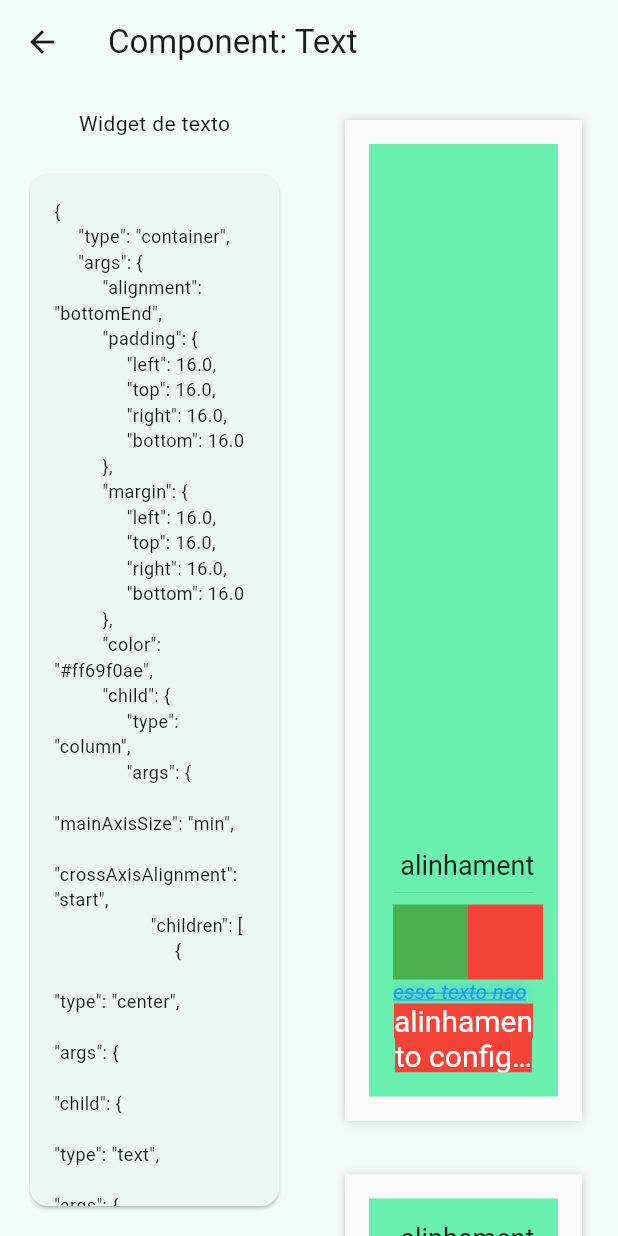
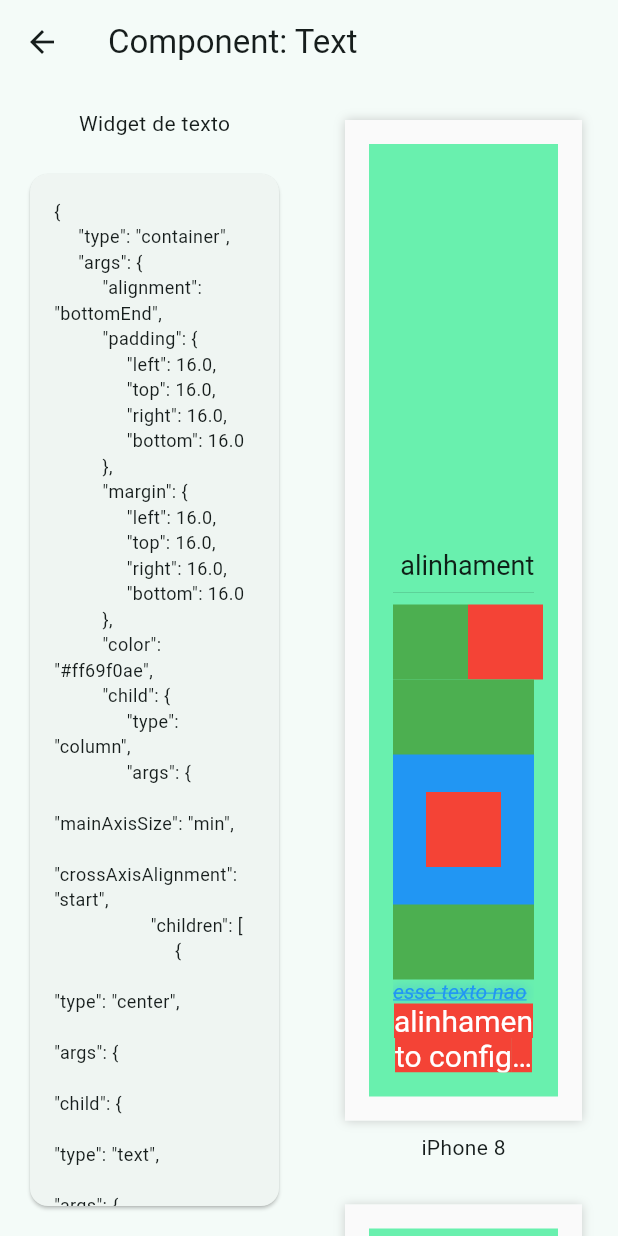
Before and after one commit to ailtonvivaz/flutter_jay, a Flutter app: the screen it shows after launch, after a tap on "Text", on a phone screen of 412 x 824 dp. Run offline on Flutter 3.47's test engine with Material 2 defaults, Android fonts, the phone set to English and light mode, and no system bars.

Commit message:
Add Stack widget converter

```diff
--- a/example/lib/text_component.dart
+++ b/example/lib/text_component.dart
@@ -12,9 +12,19 @@ class TextComponent extends JayComponent {
 
   @override
   List<PreviewLayout> get previewLayouts => [
-        PreviewLayout(size: PreviewSizes.iphone8),
-        PreviewLayout(size: PreviewSizes.iphone13Pro, fitHeight: true),
-        PreviewLayout(size: PreviewSizes.fit),
+        PreviewLayout(
+          size: PreviewSizes.iphone8,
+          description: 'iPhone 8',
+        ),
+        PreviewLayout(
+          size: PreviewSizes.iphone13Pro,
+          fitHeight: true,
+          description: 'iPhone 13 Pro (Fit)',
+        ),
+        PreviewLayout(
+          size: PreviewSizes.fit,
+          description: 'Fit',
+        ),
       ];
 
   const TextComponent({super.key});
@@ -50,6 +60,26 @@ class TextComponent extends JayComponent {
                 color: Colors.green,
               ),
               const Spacer(),
+              Container(
+                width: 50,
+                height: 50,
+                color: Colors.red,
+              ),
+            ],
+          ),
+          Stack(
+            alignment: Alignment.center,
+            children: [
+              Container(
+                width: 200,
+                height: 200,
+                color: Colors.green,
+              ),
+              Container(
+                width: 100,
+                height: 100,
+                color: Colors.blue,
+              ),
               Container(
                 width: 50,
                 height: 50,
--- a/lib/src/app/widgets/component_preview.dart
+++ b/lib/src/app/widgets/component_preview.dart
@@ -15,7 +15,6 @@ class ComponentPreview extends StatelessWidget {
   @override
   Widget build(BuildContext context) {
     final encodedWidget = converter.encodeWidget(component.createComponent());
-    try {
     final Widget previewWidget = converter.decodeWidget(encodedWidget)!;
 
     return ListView.separated(
@@ -42,9 +41,8 @@ class ComponentPreview extends StatelessWidget {
                   ],
                 ),
                 width: previewLayout.size.width,
-                  height: previewLayout.fitHeight
-                      ? null
-                      : previewLayout.size.height,
+                height:
+                    previewLayout.fitHeight ? null : previewLayout.size.height,
                 child: Theme(
                   data: ThemeData(
                     brightness: previewLayout.brightness,
@@ -60,9 +58,5 @@ class ComponentPreview extends StatelessWidget {
         );
       },
     );
-    } catch (e) {
-      print(e);
-      return Text('erro');
   }
 }
-}
--- a/lib/src/converter/jay_converter.dart
+++ b/lib/src/converter/jay_converter.dart
@@ -30,6 +30,7 @@ class JayConverter implements JayEncoder, JayDecoder {
     DividerWidgetConverter(),
     SpacerWidgetConverter(),
     RowWidgetConverter(),
+    StackWidgetConverter(),
   ];
 
   final List<JayValueConverter> _defaultValueConverters = [
@@ -56,6 +57,8 @@ class JayConverter implements JayEncoder, JayDecoder {
     MainAxisSizeValueConverter(),
     CrossAxisAlignmentValueConverter(),
     VerticalDirectionValueConverter(),
+    StackFitValueConverter(),
+    ClipValueConverter(),
   ];
 
   JayConverter() {
--- /dev/null
+++ b/lib/src/converter/values/stack_fit.dart
@@ -0,0 +1,32 @@
+import 'package:flutter/widgets.dart';
+
+import '../jay_converter.dart';
+import '../jay_value_converter.dart';
+
+class StackFitValueConverter extends JayValueConverter<StackFit, String> {
+  @override
+  StackFit decode(String data, {required JayDecoder jay}) {
+    switch (data) {
+      case 'loose':
+        return StackFit.loose;
+      case 'expand':
+        return StackFit.expand;
+      case 'passthrough':
+        return StackFit.passthrough;
+      default:
+        throw UnsupportedError('Unsupported StackFit type: $data');
+    }
+  }
+
+  @override
+  String encode(StackFit value, {required JayEncoder jay}) {
+    switch (value) {
+      case StackFit.loose:
+        return 'loose';
+      case StackFit.expand:
+        return 'expand';
+      case StackFit.passthrough:
+        return 'passthrough';
+    }
+  }
+}
--- a/lib/src/converter/values/values.dart
+++ b/lib/src/converter/values/values.dart
@@ -21,3 +21,4 @@ export 'main_axis_alignment.dart';
 export 'main_axis_size.dart';
 export 'cross_axis_alignment.dart';
 export 'vertical_direction.dart';
+export 'stack_fit.dart';
--- /dev/null
+++ b/lib/src/converter/widgets/stack.dart
@@ -0,0 +1,44 @@
+import 'package:flutter/widgets.dart';
+
+import '../jay_converter.dart';
+import '../jay_widget_converter.dart';
+
+class StackWidgetConverter extends JayWidgetConverter<Stack> {
+  @override
+  String get type => 'stack';
+
+  @override
+  Stack decode(Map<String, dynamic> data, {required JayDecoder jay}) {
+    final children = ((data['children']) as List<Map<String, dynamic>?>)
+        .map(jay.decodeWidget)
+        .toList()
+        .whereType<Widget>()
+        .toList();
+
+    return Stack(
+      alignment:
+          jay.decodeValue(data['alignment']) ?? AlignmentDirectional.topStart,
+      clipBehavior: jay.decodeValue(data['clipBehavior']) ?? Clip.hardEdge,
+      fit: jay.decodeValue(data['fit']) ?? StackFit.loose,
+      textDirection: jay.decodeValue(data['textDirection']),
+      children: children,
+    );
+  }
+
+  @override
+  Map<String, dynamic> encode(Stack widget, {required JayEncoder jay}) {
+    return {
+      'alignment': widget.alignment == AlignmentDirectional.topStart
+          ? null
+          : jay.encodeValue<AlignmentGeometry>(widget.alignment),
+      'clipBehavior': widget.clipBehavior == Clip.hardEdge
+          ? null
+          : jay.encodeValue<Clip>(widget.clipBehavior),
+      'fit': widget.fit == StackFit.loose
+          ? null
+          : jay.encodeValue<StackFit>(widget.fit),
+      'textDirection': jay.encodeValue<TextDirection>(widget.textDirection),
+      'children': widget.children.map(jay.encodeWidget).toList(),
+    };
+  }
+}
--- a/lib/src/converter/widgets/widgets.dart
+++ b/lib/src/converter/widgets/widgets.dart
@@ -5,3 +5,4 @@ export 'text.dart';
 export 'divider.dart';
 export 'spacer.dart';
 export 'row.dart';
+export 'stack.dart';
```
Lines whose indentation alone changed are shown as unchanged.
